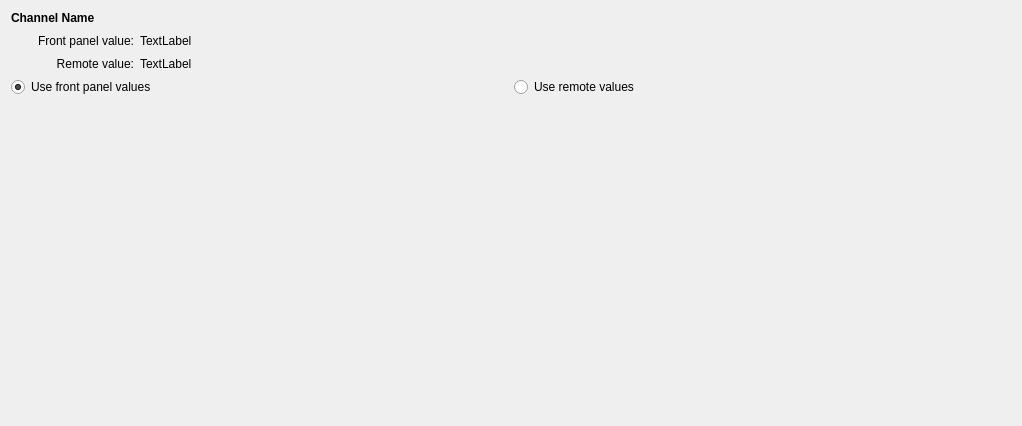
Before: the Qt Designer form tab_value_changed.ui in labscript-suite-temp/blacs, drawn with Qt 5.
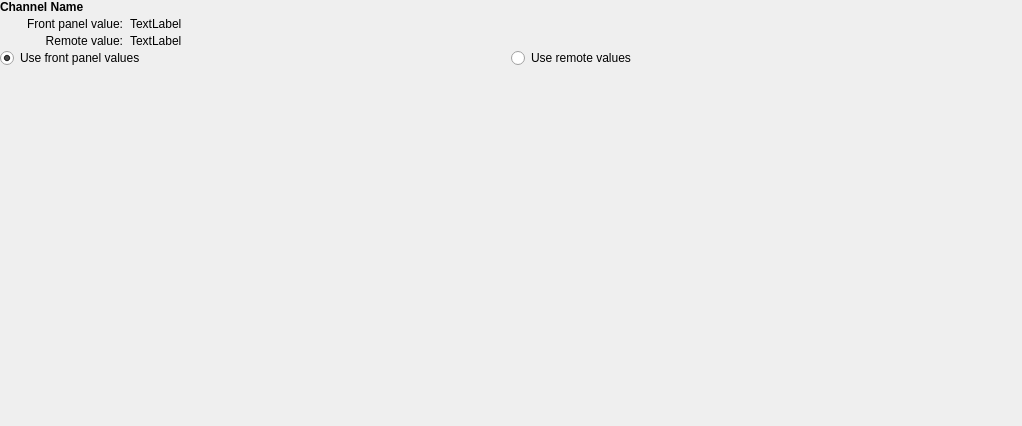
After: the same form once the commit is applied.

Commit message: tested and debugged the comparison of remote values to local front panel values

The edit to the form file:
```diff
--- a/tab_value_changed.ui
+++ b/tab_value_changed.ui
@@ -20,6 +20,12 @@
    <string>Form</string>
   </property>
   <layout class="QVBoxLayout" name="verticalLayout">
+   <property name="spacing">
+    <number>0</number>
+   </property>
+   <property name="margin">
+    <number>0</number>
+   </property>
    <item>
     <widget class="QLabel" name="channel_label">
      <property name="sizePolicy">
@@ -35,6 +41,12 @@
    </item>
    <item>
     <layout class="QGridLayout" name="gridLayout">
+     <property name="horizontalSpacing">
+      <number>7</number>
+     </property>
+     <property name="verticalSpacing">
+      <number>0</number>
+     </property>
      <item row="1" column="0">
       <widget class="QLabel" name="remote_label">
        <property name="text">
@@ -86,6 +98,9 @@
    </item>
    <item>
     <layout class="QHBoxLayout" name="horizontalLayout">
+     <property name="spacing">
+      <number>0</number>
+     </property>
      <item>
       <widget class="QRadioButton" name="use_front_panel_values">
        <property name="text">
@@ -113,7 +128,7 @@
      <property name="sizeHint" stdset="0">
       <size>
        <width>20</width>
-       <height>40</height>
+       <height>1</height>
       </size>
      </property>
     </spacer>
```
The commit also changes 3 other files.
